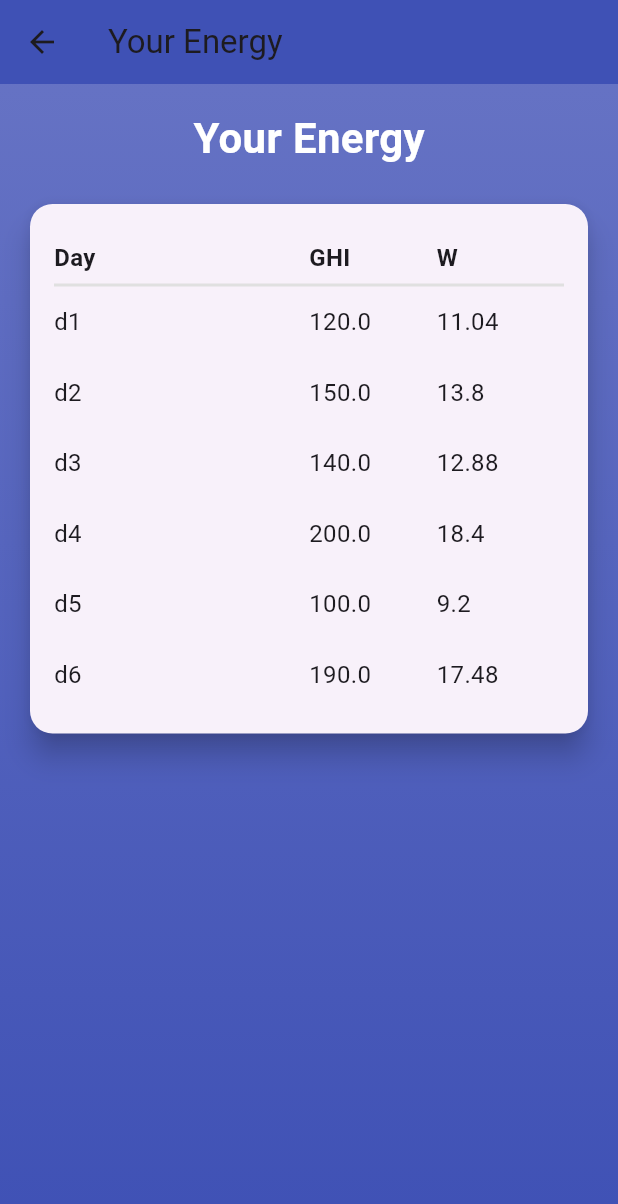
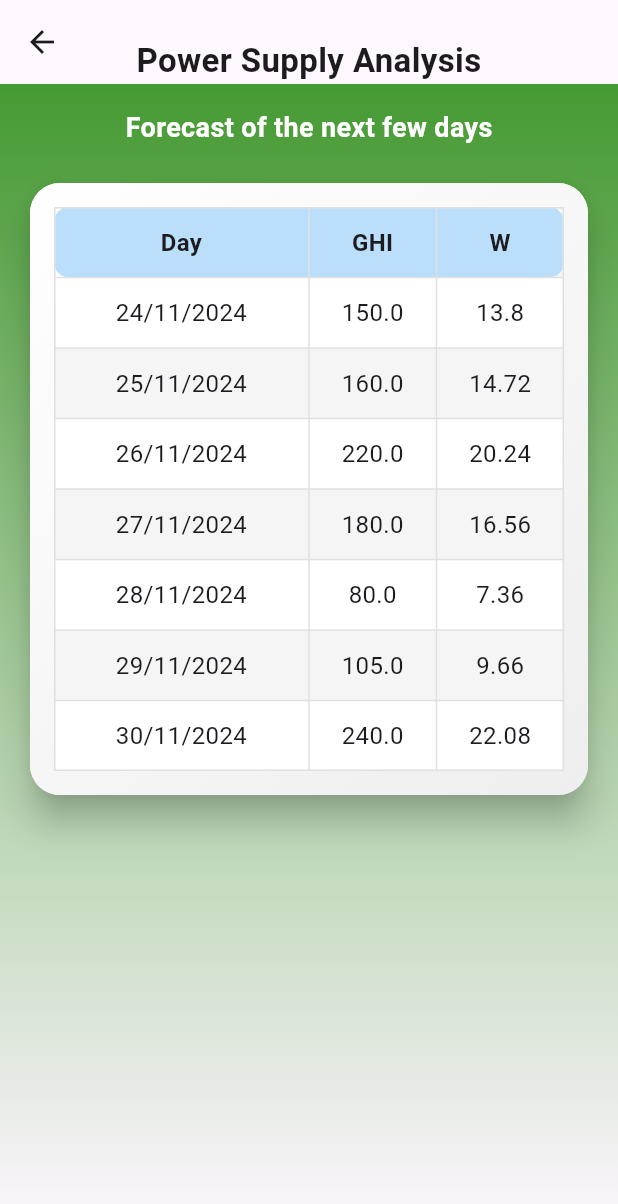
Before and after one commit to mehdichekir/cas_challenge_tsyp_app, a Flutter app: the EnergyTableScreen screen opened directly, on a phone screen of 412 x 824 dp. Shown: the top 1204 px of the screen. Run offline on Flutter 3.47's test engine with Material 3 defaults, Android fonts, the light colour scheme and no system bars; our stand-ins replace cloud_firestore, firebase_auth, firebase_core, fl_chart, flutter_local_notifications, fluttertoast and 2 more; accounts and stored records are empty; network calls fail.

Commit message:
last commit

```diff
--- a/lib/helpers/notifications_service.dart
+++ b/lib/helpers/notifications_service.dart
@@ -27,6 +27,11 @@ class NotificationService {
       'Fire Alerts',
       importance: Importance.high,
       priority: Priority.high,
+      sound: RawResourceAndroidNotificationSound('alarm'),
+      enableVibration: true,
+      category: AndroidNotificationCategory.alarm,
+      fullScreenIntent: true,
+      playSound: true
     );
 
     const NotificationDetails details = NotificationDetails(
--- a/lib/screens/controls/controls_tab.dart
+++ b/lib/screens/controls/controls_tab.dart
@@ -3,10 +3,16 @@ import 'package:flutter/material.dart';
 import 'package:get/get.dart';
 import '../../helpers/smart_home_controller.dart';
 
-class ControlsTab extends StatelessWidget {
-  final controller = Get.find<SmartHomeController>();
+class ControlsTab extends StatefulWidget {
 
   ControlsTab({super.key});
+
+  @override
+  State<ControlsTab> createState() => _ControlsTabState();
+}
+
+class _ControlsTabState extends State<ControlsTab> {
+  final controller = Get.find<SmartHomeController>();
 
   @override
   Widget build(BuildContext context) {
@@ -20,20 +26,60 @@ class ControlsTab extends StatelessWidget {
                 child: Column(
                   crossAxisAlignment: CrossAxisAlignment.start,
                   children: [
-                const Text('System Status',
-                  style: TextStyle(fontSize: 30,fontWeight: FontWeight.bold),),
+                    const Text(
+                      'System Status',
+                      style:
+                          TextStyle(fontSize: 30, fontWeight: FontWeight.bold),
+                    ),
                     const SizedBox(height: 8),
-                _buildStatusRow('Temperature',
-                    '${controller.status.value['environment']?['temperature']}°C', Icons.thermostat),
-                _buildStatusRow('Humidity',
-                    '${controller.status.value['environment']?['humidity']}%', Icons.water),
-                _buildStatusRow('AC',
-                    controller.status.value['environment']?['fan_running'] == true
+                    _buildStatusRow(
+                        'Temperature',
+                        '${controller.status.value['environment']?['temperature']}°C',
+                        Icons.thermostat),
+                    _buildStatusRow(
+                        'Humidity',
+                        '${controller.status.value['environment']?['humidity']}%',
+                        Icons.water),
+                    _buildStatusRow(
+                        'AC',
+                        controller.status.value['environment']
+                                    ?['fan_running'] ==
+                                true
                             ? 'Running'
-                        : 'Off', Icons.ac_unit),
-                FloatingActionButton(
-                    onPressed: () => controller.sendCommand('TOGGLE AC'),
-                )
+                            : 'Off',
+                        Icons.ac_unit),
+                  ],
+                ),
+              ),
+            ),
+             Card(
+              child: Padding(
+                padding:const EdgeInsets.all(16),
+                child: Column(
+                  crossAxisAlignment: CrossAxisAlignment.start,
+                  children: [
+                    const Text(
+                      'AC control',
+                      style:
+                          TextStyle(fontSize: 30, fontWeight: FontWeight.bold),
+                    ),
+                    const SizedBox(height: 16),
+                    Row(
+                      mainAxisAlignment: MainAxisAlignment.center,
+                      children: [
+                        ElevatedButton.icon(
+                          onPressed: () {
+                            setState(() {
+                              controller.status.value['environment']?['fan_running'] = !controller.status.value['environment']?['fan_running'] ;
+                            });
+                          },
+                          icon: const Icon(Icons.timer),
+                          label: Text(controller.status.value['environment']?['fan_running'] ==true
+                              ? 'Turn off Air Conditionner'
+                              : 'Turn on Air Conditionner'),
+                        ),
+                      ],
+                    ),
                   ],
                 ),
               ),
@@ -46,8 +92,11 @@ class ControlsTab extends StatelessWidget {
                 child: Column(
                   crossAxisAlignment: CrossAxisAlignment.start,
                   children: [
-                const Text('Doors Control',
-                  style: TextStyle(fontSize: 30,fontWeight: FontWeight.bold),),
+                    const Text(
+                      'Doors Control',
+                      style:
+                          TextStyle(fontSize: 30, fontWeight: FontWeight.bold),
+                    ),
                     const SizedBox(height: 16),
                     Row(
                       children: [
@@ -63,7 +112,7 @@ class ControlsTab extends StatelessWidget {
                           child: ElevatedButton(
                             onPressed: () => {
                               controller.sendCommand('SET GARAGE CLOSE'),
-                          NotificationService().showFireNotification(),
+                              NotificationService().showFireNotification()
                             },
                             child: const Text('Close Garage'),
                           ),
@@ -102,8 +151,11 @@ class ControlsTab extends StatelessWidget {
                 child: Column(
                   crossAxisAlignment: CrossAxisAlignment.start,
                   children: [
-                const Text('Lights Control',
-                  style: TextStyle(fontSize: 30,fontWeight: FontWeight.bold),),
+                    const Text(
+                      'Lights Control',
+                      style:
+                          TextStyle(fontSize: 30, fontWeight: FontWeight.bold),
+                    ),
                     const SizedBox(height: 16),
                     _buildLightControls('BEDROOM'),
                     const SizedBox(height: 16),
@@ -112,6 +164,7 @@ class ControlsTab extends StatelessWidget {
                 ),
               ),
             ),
+
           ],
         ));
   }
@@ -137,7 +190,6 @@ class ControlsTab extends StatelessWidget {
     );
   }
 }
-
 
 class DurationPickerDialog extends StatefulWidget {
   final Function(int milliseconds) onDurationSelected;
--- a/lib/screens/forecast/ForeCast.dart
+++ b/lib/screens/forecast/ForeCast.dart
@@ -1,3 +1,4 @@
+import 'package:cas_tsyp_app/widgets/forecast_widget.dart';
 import 'package:flutter/material.dart';
 import 'package:socket_io_client/socket_io_client.dart' as io;
 
@@ -30,12 +31,13 @@ class EnergyTableScreen extends StatefulWidget {
 class _EnergyTableScreenState extends State<EnergyTableScreen> {
   late io.Socket socket;
   Map<String,double> energyData = {
-    'd1':120,
-    'd2':150,
-    'd3':140,
-    'd4':200,
-    'd5':100,
-    'd6':190
+    '24/11/2024':150,
+    '25/11/2024':160,
+    '26/11/2024':220,
+    '27/11/2024':180,
+    '28/11/2024 ':80,
+    '29/11/2024':105,
+    '30/11/2024':240
   };
 
   @override
@@ -82,135 +84,25 @@ class _EnergyTableScreenState extends State<EnergyTableScreen> {
   Widget build(BuildContext context) {
     return Scaffold(
       appBar: AppBar(
-        title: const Text('Your Energy'),
-        backgroundColor: const Color(0xFF3F51B5),
-      ),
+          title: null,
+          flexibleSpace: const Center(
+            child: Column(
+              mainAxisAlignment: MainAxisAlignment.end,
+              children: [
+                Text(
+                  "Power Supply Analysis",
+                  textAlign: TextAlign.center,
+                  style: TextStyle(
+                    fontSize: 22,
+                    fontWeight: FontWeight.bold,
+                  ),
+                ),
+              ],
+            ),
+          ),
+          backgroundColor: Colors.transparent
+        ),
       body: EnergyTableWidget(energyData: energyData),
     );
   }
 }
-
-class EnergyTableWidget extends StatelessWidget {
-  final Map<String,double> energyData;
-
-  const EnergyTableWidget({
-    Key? key,
-    required this.energyData,
-  }) : super(key: key);
-
-  @override
-  Widget build(BuildContext context) {
-    return Container(
-      padding: const EdgeInsets.all(16),
-      decoration: BoxDecoration(
-        gradient: LinearGradient(
-          begin: Alignment.topCenter,
-          end: Alignment.bottomCenter,
-          colors: [
-            const Color(0xFF3F51B5).withOpacity(0.8),
-            const Color(0xFF3F51B5),
-          ],
-        ),
-      ),
-      child: Column(
-        children: [
-          const Text(
-            'Your Energy',
-            style: TextStyle(
-              fontSize: 28,
-              fontWeight: FontWeight.bold,
-              color: Colors.white,
-            ),
-          ),
-          const SizedBox(height: 20),
-          Card(
-            elevation: 8,
-            shape: RoundedRectangleBorder(
-              borderRadius: BorderRadius.circular(15),
-            ),
-            child: Container(
-              padding: const EdgeInsets.all(16),
-              child: Table(
-                columnWidths: const {
-                  0: FlexColumnWidth(2),
-                  1: FlexColumnWidth(1),
-                  2: FlexColumnWidth(1),
-                },
-                children: [
-                  TableRow(
-                    decoration: BoxDecoration(
-                      border: Border(
-                        bottom: BorderSide(
-                          color: Colors.grey[300]!,
-                          width: 2,
-                        ),
-                      ),
-                    ),
-                    children: const [
-                      Padding(
-                        padding: EdgeInsets.symmetric(vertical: 8),
-                        child: Text(
-                          'Day',
-                          style: TextStyle(
-                            fontWeight: FontWeight.bold,
-                            fontSize: 16,
-                          ),
-                        ),
-                      ),
-                      Padding(
-                        padding: EdgeInsets.symmetric(vertical: 8),
-                        child: Text(
-                          'GHI',
-                          style: TextStyle(
-                            fontWeight: FontWeight.bold,
-                            fontSize: 16,
-                          ),
-                        ),
-                      ),
-                      Padding(
-                        padding: EdgeInsets.symmetric(vertical: 8),
-                        child: Text(
-                          'W',
-                          style: TextStyle(
-                            fontWeight: FontWeight.bold,
-                            fontSize: 16,
-                          ),
-                        ),
-                      ),
-                    ],
-                  ),
-
-                  ...energyData.entries.map((data) => TableRow(
-                        children: [
-                          Padding(
-                            padding: const EdgeInsets.symmetric(vertical: 12),
-                            child: Text(
-                              data.key,
-                              style: const TextStyle(fontSize: 16),
-                            ),
-                          ),
-                          Padding(
-                            padding: const EdgeInsets.symmetric(vertical: 12),
-                            child: Text(
-                              data.value.toString(),
-                              style: const TextStyle(fontSize: 16),
-                            ),
-                          ),
-                          Padding(
-                            padding: const EdgeInsets.symmetric(vertical: 12),
-                            child: Text(
-                              '${double.parse((data.value * 0.092).toStringAsFixed(2)) }',
-                              style: const TextStyle(fontSize: 16),
-                            ),
-                          ),
-                        ],
-                      )),
-                ],
-              ),
-            ),
-          ),
-        ],
-      ),
-    );
-  }
-}
--- a/lib/screens/home_screen.dart
+++ b/lib/screens/home_screen.dart
@@ -7,7 +7,6 @@ class HomeScreen extends StatelessWidget {
   const HomeScreen({super.key});
 
   void showSheet(BuildContext ctx) {
-    print('button pressed');
   showModalBottomSheet(
     context: ctx,
     isScrollControlled: true,
@@ -35,7 +34,7 @@ class HomeScreen extends StatelessWidget {
             children: [
               const SizedBox(height: 16),
               const Text(
-                'Welcome to Energify',
+                'Welcome to Power Hive',
                 style: TextStyle(fontSize: 30, fontWeight: FontWeight.bold,color: Colors.green),
               ),
               const SizedBox(height: 10),
@@ -84,13 +83,13 @@ class HomeScreen extends StatelessWidget {
           mainAxisAlignment: MainAxisAlignment.center,
           children: [
             SizedBox(height: 25,),
-            Image.asset('assets/home-screen-image.png',
+            Image.asset('assets/logo.png',
             height: 350,
             width: 350,
             errorBuilder: (context, error, stackTrace) {
             return const Text('Asset not found');
   },),
-            const Text('Energify',
+            const Text('Power Hive',
             style: TextStyle(color: Color.fromRGBO(150, 226, 77, 1),fontSize: 35,fontWeight: FontWeight.bold),
             ),
             const Text('Power up your life with clean energy',
--- a/lib/screens/profile_screen.dart
+++ b/lib/screens/profile_screen.dart
@@ -1,3 +1,4 @@
+import 'package:cas_tsyp_app/helpers/notifications_service.dart';
 import 'package:cas_tsyp_app/screens/home_screen.dart';
 import 'package:cloud_firestore/cloud_firestore.dart';
 import 'package:firebase_auth/firebase_auth.dart';
@@ -61,11 +62,14 @@ class _ProfileScreenState extends State<ProfileScreen> {
         content: const Text('Logout Confirmation'),
         actions: [
           TextButton(
-            onPressed: () => Navigator.of(context).pop(),
+            onPressed:
+
+
+            () => Navigator.of(context).pop(),
             child: const Text('cancel'),
           ),
           TextButton(
-            onPressed: () {
+            onPressed:  () {
               Navigator.of(context).pop();
               _signOut(context);
             },
@@ -80,7 +84,7 @@ class _ProfileScreenState extends State<ProfileScreen> {
   Widget _buildProfileImage() {
     return const CircleAvatar(
       radius: _profileImageRadius,
-      backgroundImage: AssetImage('assets/icons/default_profile_pic_man.png')
+      backgroundImage: AssetImage('assets/jetxpo.jpg')
     );
   }
 
@@ -88,13 +92,13 @@ class _ProfileScreenState extends State<ProfileScreen> {
     return Column(
       children: [
         Text(
-          "${userData?["username"]} ",
+          "Mahdi Chekir",
           style: theme.textTheme.titleLarge?.copyWith(
             fontWeight: FontWeight.bold,
           ),
         ),
         const SizedBox(height: 8),
-        Text('${userData?['email']}', style: theme.textTheme.titleMedium),
+        Text('mahdi.chekir@supcom.tn', style: theme.textTheme.titleMedium),
       ],
     );
   }
--- /dev/null
+++ b/lib/widgets/forecast_widget.dart
@@ -0,0 +1,141 @@
+import 'package:flutter/material.dart';
+
+class EnergyTableWidget extends StatelessWidget {
+  final Map<String, double> energyData;
+
+  const EnergyTableWidget({
+    Key? key,
+    required this.energyData,
+  }) : super(key: key);
+
+  @override
+  Widget build(BuildContext context) {
+    return Container(
+      padding: const EdgeInsets.all(16),
+      decoration: const BoxDecoration(
+        gradient: LinearGradient(
+          begin: Alignment.topCenter,
+          end: Alignment.bottomCenter,
+          colors: [
+            const Color.fromRGBO(24, 131, 0, 0.8),
+             const Color.fromRGBO(24, 131, 0, 0),
+          ],
+        ),
+      ),
+      child: Column(
+        children: [
+          const Text(
+            'Forecast of the next few days',
+            style: TextStyle(
+              fontSize: 18,
+              fontWeight: FontWeight.bold,
+              color: Colors.white,
+            ),
+          ),
+          const SizedBox(height: 20),
+          Card(
+            elevation: 10,
+            shape: RoundedRectangleBorder(
+              borderRadius: BorderRadius.circular(20),
+            ),
+            child: Container(
+              padding: const EdgeInsets.all(16),
+              decoration: BoxDecoration(
+                borderRadius: BorderRadius.circular(20),
+                gradient: LinearGradient(
+                  colors: [Colors.white, Colors.grey[200]!],
+                  begin: Alignment.topLeft,
+                  end: Alignment.bottomRight,
+                ),
+              ),
+              child: Table(
+                columnWidths: const {
+                  0: FlexColumnWidth(2),
+                  1: FlexColumnWidth(1),
+                  2: FlexColumnWidth(1),
+                },
+                border: TableBorder.all(color: Colors.grey[300]!, width: 1),
+                children: [
+                  TableRow(
+                    decoration: BoxDecoration(
+                      color: Colors.blue[100],
+                      borderRadius: BorderRadius.circular(10),
+                    ),
+                    children: const [
+                      Padding(
+                        padding: EdgeInsets.symmetric(vertical: 12),
+                        child: Text(
+                          'Day',
+                          textAlign: TextAlign.center,
+                          style: TextStyle(
+                            fontWeight: FontWeight.bold,
+                            fontSize: 16,
+                          ),
+                        ),
+                      ),
+                      Padding(
+                        padding: EdgeInsets.symmetric(vertical: 12),
+                        child: Text(
+                          'GHI',
+                          textAlign: TextAlign.center,
+                          style: TextStyle(
+                            fontWeight: FontWeight.bold,
+                            fontSize: 16,
+                          ),
+                        ),
+                      ),
+                      Padding(
+                        padding: EdgeInsets.symmetric(vertical: 12),
+                        child: Text(
+                          'W',
+                          textAlign: TextAlign.center,
+                          style: TextStyle(
+                            fontWeight: FontWeight.bold,
+                            fontSize: 16,
+                          ),
+                        ),
+                      ),
+                    ],
+                  ),
+                  ...energyData.entries.map((data) => TableRow(
+                        decoration: BoxDecoration(
+                          color: energyData.keys.toList().indexOf(data.key) % 2 == 0
+                              ? Colors.white
+                              : Colors.grey[100],
+                        ),
+                        children: [
+                          Padding(
+                            padding: const EdgeInsets.symmetric(vertical: 12),
+                            child: Text(
+                              data.key,
+                              textAlign: TextAlign.center,
+                              style: const TextStyle(fontSize: 16),
+                            ),
+                          ),
+                          Padding(
+                            padding: const EdgeInsets.symmetric(vertical: 12),
+                            child: Text(
+                              data.value.toString(),
+                              textAlign: TextAlign.center,
+                              style: const TextStyle(fontSize: 16),
+                            ),
+                          ),
+                          Padding(
+                            padding: const EdgeInsets.symmetric(vertical: 12),
+                            child: Text(
+                              '${double.parse((data.value * 0.092).toStringAsFixed(2))}',
+                              textAlign: TextAlign.center,
+                              style: const TextStyle(fontSize: 16),
+                            ),
+                          ),
+                        ],
+                      )),
+                ],
+              ),
+            ),
+          ),
+        ],
+      ),
+    );
+  }
+}
--- a/pubspec.yaml
+++ b/pubspec.yaml
@@ -73,6 +73,8 @@ flutter:
     - assets/google-logo.png
     - assets/apple-logo.png
     - assets/icons/default_profile_pic_man.png
+    - assets/jetxpo.jpg
+    - assets/logo.png
 
   # An image asset can refer to one or more resolution-specific "variants", see
   # https://flutter.dev/assets-and-images/#resolution-aware
```
Also changed, not shown: assets/jetxpo.jpg (added), assets/logo.png (added), 2 other files. Lines whose indentation alone changed are shown as unchanged.
